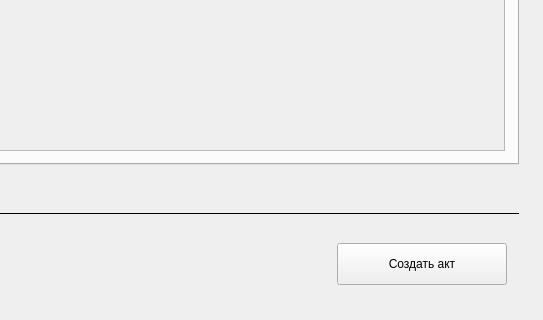
nikola240698/MeteringActs, file ui/createactwidget.ui: the form before one commit; both pictures show x 422 to 965 and y 461 to 781 of the 965 by 781 pixel window.
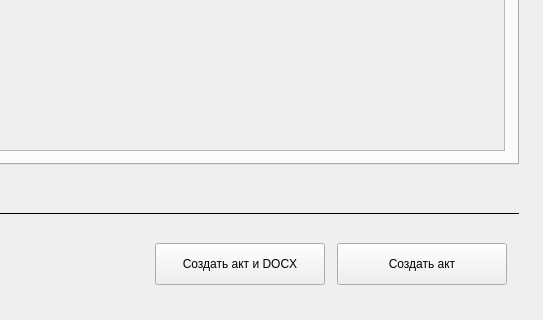
The form after the commit. The open tabs and pages were chosen to show the change.

Commit message: Create DOCXService

What changed in the file:
```diff
--- a/ui/createactwidget.ui
+++ b/ui/createactwidget.ui
@@ -1943,6 +1943,31 @@
         </property>
        </spacer>
       </item>
+      <item>
+       <widget class="QPushButton" name="createAbdDocxButton">
+        <property name="minimumSize">
+         <size>
+          <width>170</width>
+          <height>42</height>
+         </size>
+        </property>
+        <property name="maximumSize">
+         <size>
+          <width>16777215</width>
+          <height>42</height>
+         </size>
+        </property>
+        <property name="text">
+         <string>Создать акт и DOCX</string>
+        </property>
+        <property name="buttonRole" stdset="0">
+         <string>secondary</string>
+        </property>
+        <property name="buttonIcon" stdset="0">
+         <string>document-add</string>
+        </property>
+       </widget>
+      </item>
       <item>
        <widget class="QPushButton" name="createButton">
         <property name="minimumSize">
```
Left out of the diff: 10 changed lines with no effect on the pictures. The commit also changes 11 other files.
